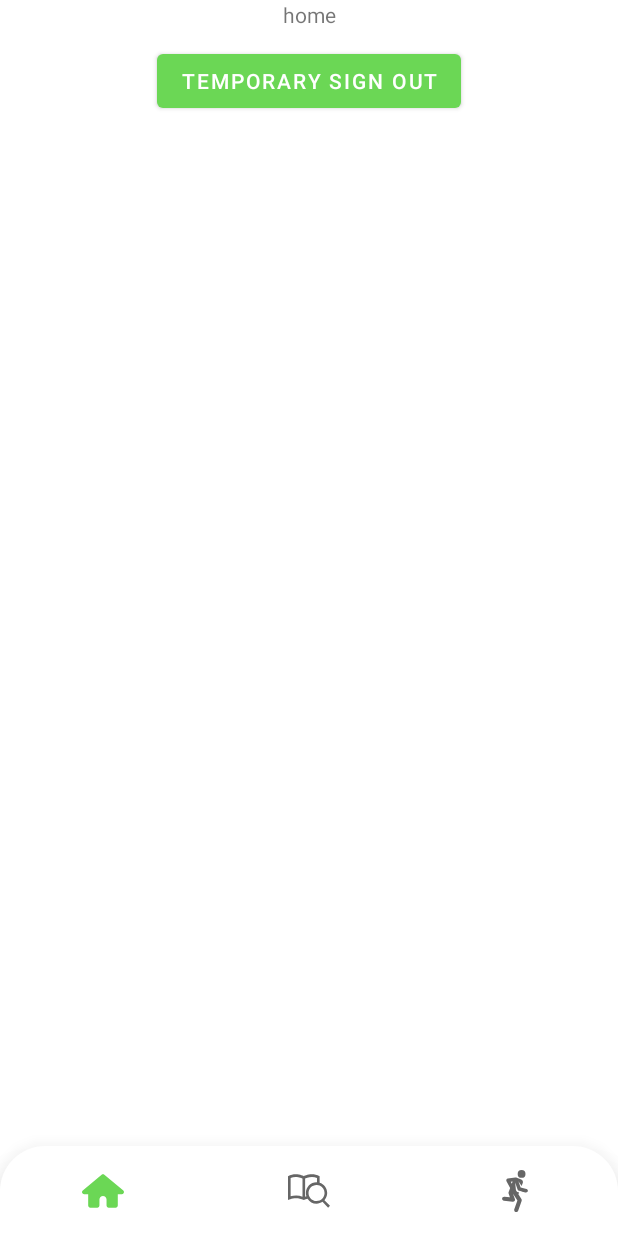
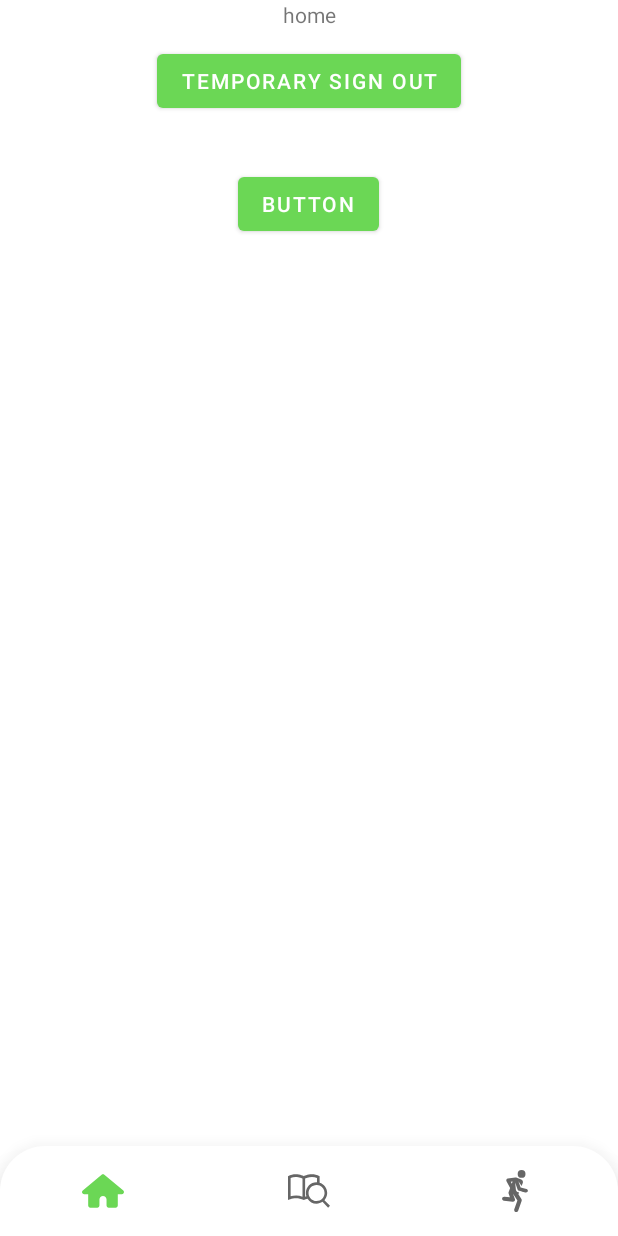
Before and after one commit to timliau/LaceAid, an Android app: the homeFragment screen opened directly, with no data from a screen before it, on a phone screen of 412 x 824 dp. Run offline under Robolectric (Android 15) with nearby library versions, the phone set to English and light mode, and no system bars; our stand-ins replace Firebase (no records; nobody signed in at launch, a user with empty details on screens opened directly), navigation-ui.

```diff
--- a/app/src/main/res/layout/fragment_home.xml
+++ b/app/src/main/res/layout/fragment_home.xml
@@ -24,4 +24,16 @@
         app:layout_constraintEnd_toEndOf="parent"
         app:layout_constraintStart_toStartOf="parent"
         app:layout_constraintTop_toTopOf="parent" />
+
+    <Button
+        android:id="@+id/button"
+        android:layout_width="wrap_content"
+        android:layout_height="wrap_content"
+        android:layout_marginTop="112dp"
+        android:text="Button"
+        app:layout_constraintEnd_toEndOf="parent"
+        app:layout_constraintHorizontal_bias="0.498"
+        app:layout_constraintStart_toStartOf="parent"
+        app:layout_constraintTop_toTopOf="parent" />
+
 </androidx.constraintlayout.widget.ConstraintLayout>
```
